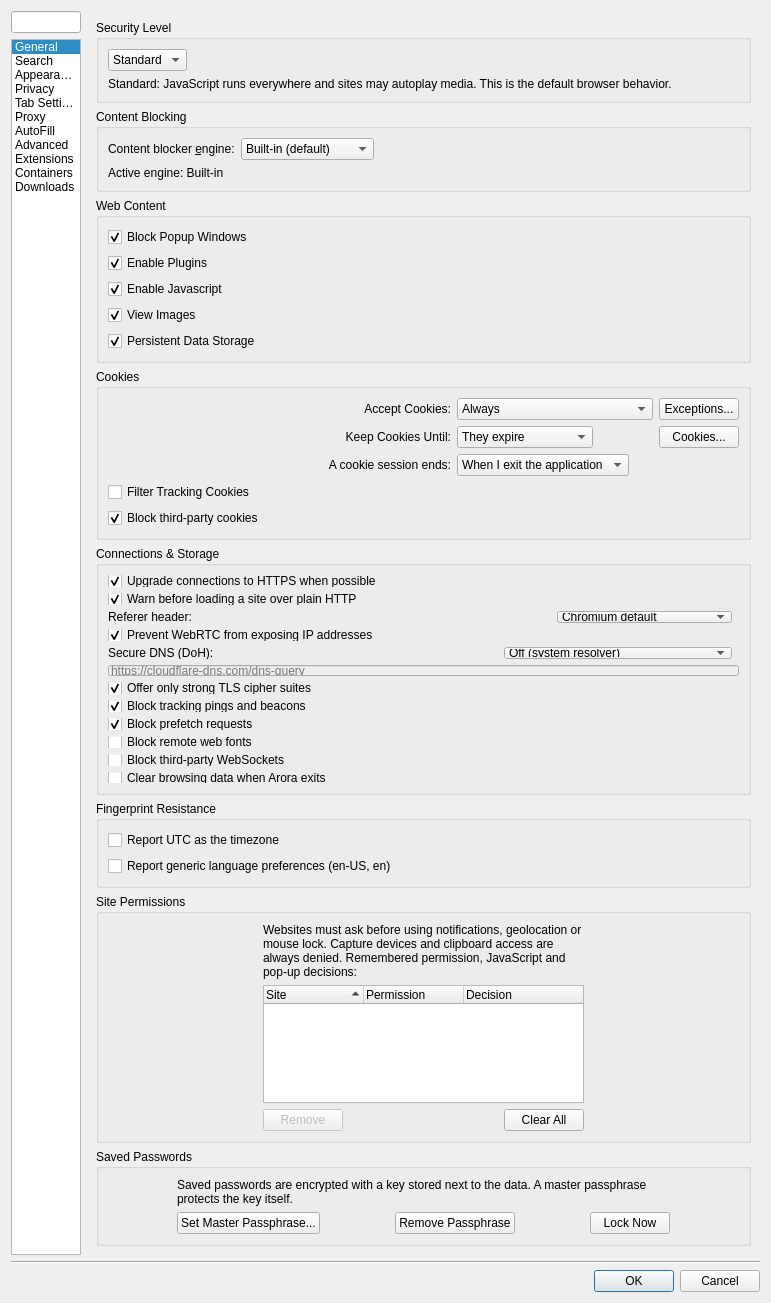
Qt form src/settings.ui (IT-Space-2026/arktos) before a commit.
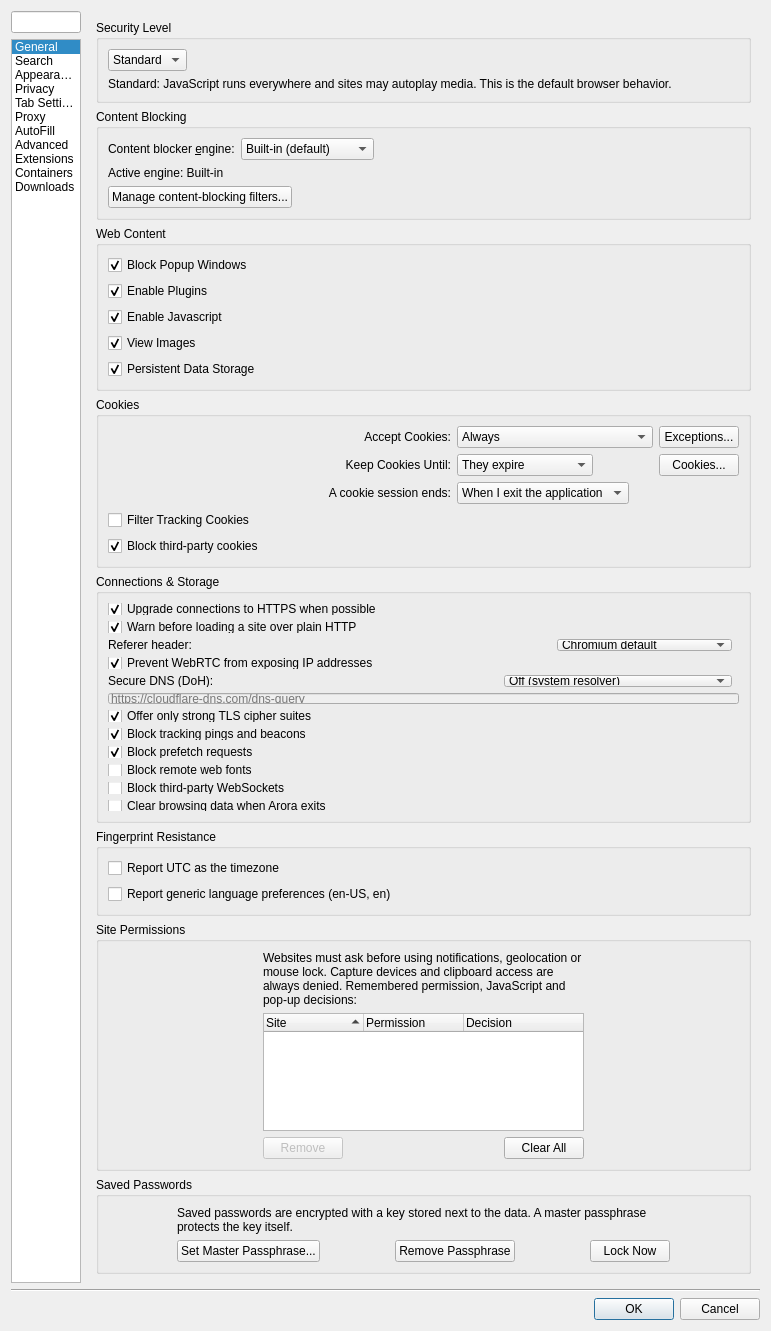
The same form after that commit. The open tabs and pages were chosen to show the change. Custom widgets are drawn as their Qt base class.

The edit to the form file:
```diff
--- a/src/settings.ui
+++ b/src/settings.ui
@@ -1483,6 +1483,25 @@
             </property>
            </widget>
           </item>
+          <item row="2" column="0" colspan="2">
+           <widget class="QPushButton" name="adblockManageButton">
+            <property name="sizePolicy">
+             <sizepolicy hsizetype="Maximum" vsizetype="Fixed">
+              <horstretch>0</horstretch>
+              <verstretch>0</verstretch>
+             </sizepolicy>
+            </property>
+            <property name="accessibleName">
+             <string>Manage content-blocking filters</string>
+            </property>
+            <property name="toolTip">
+             <string>Opens the filter-list manager to enable, update or add ad and tracker blocking subscriptions.</string>
+            </property>
+            <property name="text">
+             <string>Manage content-blocking filters...</string>
+            </property>
+           </widget>
+          </item>
          </layout>
         </widget>
        </item>
```
